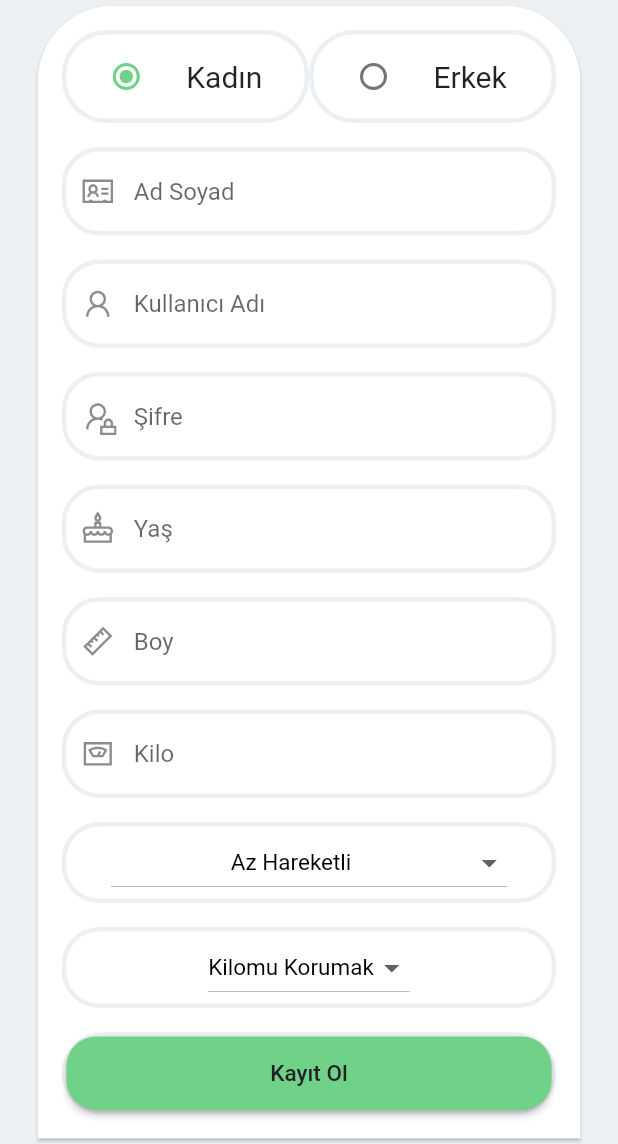
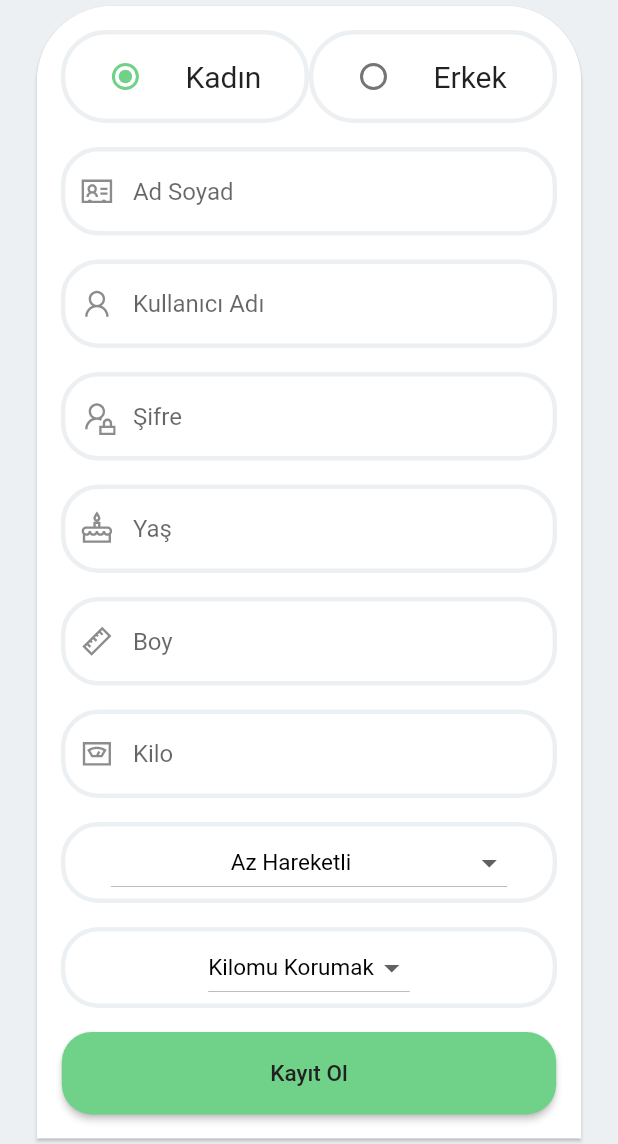
Before and after one commit to necatdede/3301456_203301075, a Flutter app: the KayitOl screen opened by its route, scrolled down 488 dp, on a phone screen of 412 x 824 dp, the part 92-1236 px from its top. Run offline on Flutter 3.47's test engine with Material 2 defaults, Android fonts, the light colour scheme and no system bars; our stand-ins replace line_icons, percent_indicator; network calls fail.

Commit message:
2022 Mobil Programlama

```diff
--- a/lib/models/besin.dart
+++ b/lib/models/besin.dart
@@ -1,5 +1,4 @@
- class Besin{
-
+class Besin {
   String _besinAd;
   int _kalori;
   double _karbonhidrat;
--- a/lib/screens/kayit_ol.dart
+++ b/lib/screens/kayit_ol.dart
@@ -35,6 +35,7 @@
       backgroundColor: MyApp().bgColor,
       body: Center(
         child: SingleChildScrollView(
+          physics: BouncingScrollPhysics(),
           child: Container(
             width: MediaQuery.of(context).size.width,
             //height: MediaQuery.of(context).size.height,
@@ -45,7 +46,9 @@
                   width: MediaQuery.of(context).size.width / 1.5,
                   height: MediaQuery.of(context).size.height / 1.5,
                 ),
-                Card(
+                Container(
+                  width: MediaQuery.of(context).size.width * 0.9,
+                  child: Card(
                     shape: const RoundedRectangleBorder(
                       borderRadius:
                           BorderRadius.vertical(top: Radius.circular(50)),
@@ -58,7 +61,7 @@
                           Padding(
                             padding: const EdgeInsets.all(8.0),
                             child: SizedBox(
-                            width: MediaQuery.of(context).size.width * 0.8,
+                              width: MediaQuery.of(context).size.width,
                               child: Row(
                                 children: [
                                   Flexible(
@@ -202,6 +205,7 @@
                       ),
                     ),
                   ),
+                ),
               ],
             ),
           ),
--- a/lib/widgets/build_button_widget.dart
+++ b/lib/widgets/build_button_widget.dart
@@ -18,10 +18,10 @@
     return Container(
       width: MediaQuery.of(context).size.width*0.8,
       decoration: BoxDecoration(
-        border: Border.all(
-          color: MyApp().bgColor,
-          width: 3,
-        ),
+        // border: Border.all(
+        //   color: MyApp().bgColor,
+        //   width: 3,
+        // ),
         boxShadow: [
           BoxShadow(
             color: Colors.white.withOpacity(0.5),
--- a/lib/widgets/build_dropdown_widget.dart
+++ b/lib/widgets/build_dropdown_widget.dart
@@ -33,7 +33,7 @@
         borderRadius: BorderRadius.circular(25),
         color: Colors.white,
       ),
-      width: MediaQuery.of(context).size.width*0.8,
+      width: MediaQuery.of(context).size.width,
       child: Center(
         child: DropdownButton<String>(
           alignment: Alignment.center,
--- a/lib/widgets/build_textfield_widget.dart
+++ b/lib/widgets/build_textfield_widget.dart
@@ -28,8 +28,8 @@
           borderRadius: BorderRadius.circular(25),
           color: Colors.white,
         ),
-        width: MediaQuery.of(context).size.width * 0.8,
-        // height: MediaQuery.of(context).size.height / 15,
+        width: MediaQuery.of(context).size.width,
+        //height: MediaQuery.of(context).size.height,
         //padding: const EdgeInsets.all(8),
         child: TextField(
           enabled: isEnable,
@@ -46,6 +46,10 @@
               borderSide: BorderSide(color: MyApp().bgColor, width: 3),
               borderRadius: BorderRadius.circular(25),
             ),
+            disabledBorder: OutlineInputBorder(
+              borderSide: BorderSide(color: Colors.white, width: 3),
+              borderRadius: BorderRadius.circular(25),
+            ),
             prefixIcon: Icon(
               icon,
               size: 25,
--- a/lib/widgets/kalori_sayac_getir.dart
+++ b/lib/widgets/kalori_sayac_getir.dart
@@ -73,7 +73,7 @@
       child: Padding(
         padding: const EdgeInsets.all(15.0),
         child: Row(
-          mainAxisAlignment: MainAxisAlignment.spaceAround,
+          mainAxisAlignment: MainAxisAlignment.spaceEvenly,
           children: [
             Flexible(
               flex: 1,
```
Also changed, not shown: lib/screens/anasayfa.dart (+11 -7 lines), lib/screens/ayarlar.dart (+6 -1 lines), lib/screens/besin_detay.dart (+24 -15 lines), lib/screens/besin_ekle.dart (+14 -6 lines), lib/screens/profil.dart (+6 -2 lines), lib/widgets/OgunGetir.dart (+9 -1 lines), lib/widgets/build_besin_widget.dart (+5 -5 lines), 5 other files. Lines whose indentation alone changed are shown as unchanged.
